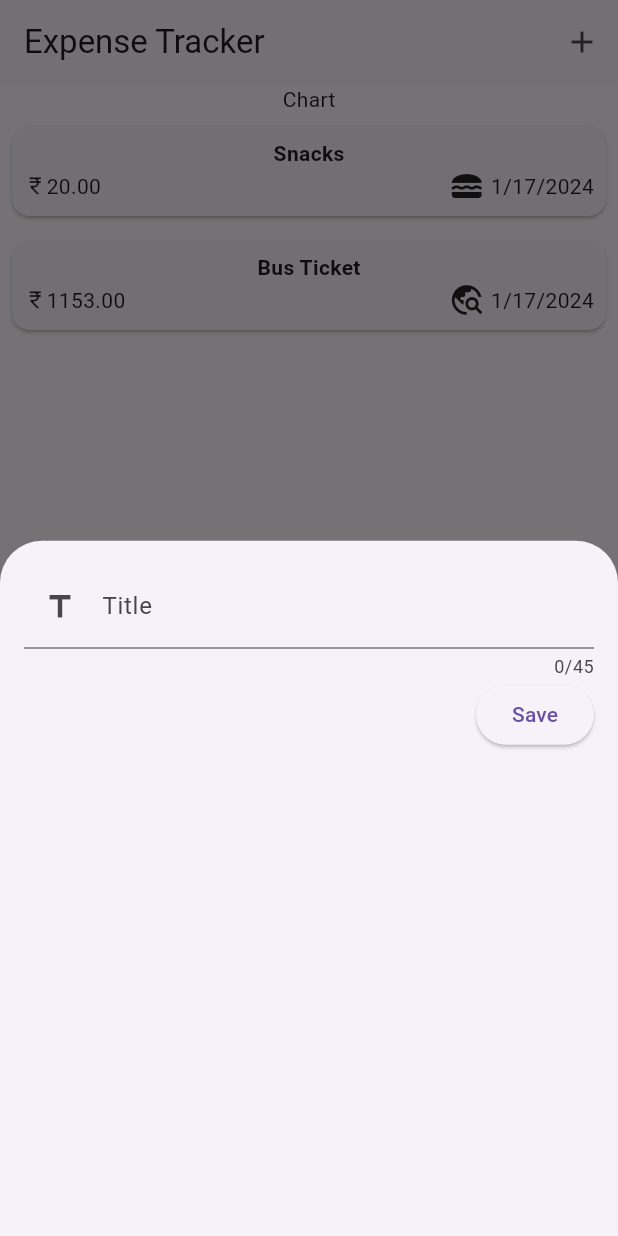
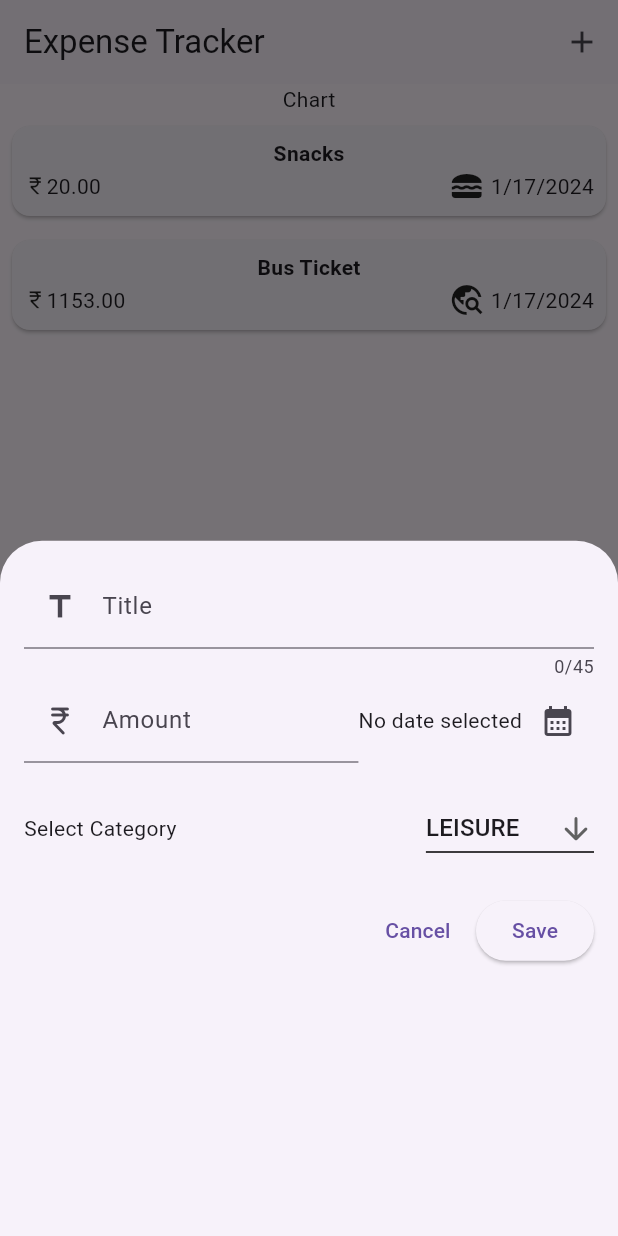
Before and after one commit to KISHORE-KUMAR-S/Expenses-App, a Flutter app: the screen it shows after launch, after a tap on the "add" icon, on a phone screen of 412 x 824 dp. Run offline on Flutter 3.47's test engine with Material 3 defaults, Android fonts, the phone set to English and light mode, and no system bars.

Commit message:
Update 2

```diff
--- a/lib/widgets/expenses.dart
+++ b/lib/widgets/expenses.dart
@@ -32,7 +32,7 @@ class _ExpensesState extends State<StatefulWidget> {
       builder: (builderontext) => Container(
         width: double.infinity,
         padding: const EdgeInsets.all(16.0),
-        child: NewExpense(),
+        child: const NewExpense(),
       ),
     );
   }
--- a/lib/widgets/new_expenses.dart
+++ b/lib/widgets/new_expenses.dart
@@ -1,3 +1,4 @@
+import 'package:expense_app/models/expense.dart';
 import 'package:flutter/material.dart';
 
 class NewExpense extends StatefulWidget {
@@ -10,21 +11,123 @@ class NewExpense extends StatefulWidget {
 }
 
 class _NewExpenseState extends State<StatefulWidget> {
+  final _titleController = TextEditingController();
+  final _amountController = TextEditingController();
+
+  DateTime? selectedDate;
+
+  Category _selectedCategory = Category.leisure;
+
+  @override
+  void dispose() {
+    super.dispose();
+    _titleController.dispose();
+    _amountController.dispose();
+  }
+
+  void _presentDatePicker() async {
+    final pickedDate = await showDatePicker(
+      context: context,
+      initialDate: DateTime.now(),
+      firstDate: DateTime(1752),
+      lastDate: DateTime.now(),
+      switchToInputEntryModeIcon: const Icon(Icons.edit_calendar_sharp),
+    );
+
+    setState(() {
+      selectedDate = pickedDate!;
+    });
+  }
+
   @override
   Widget build(BuildContext context) {
     return ListView(
       children: [
-        const TextField(
+        TextField(
+          controller: _titleController,
           maxLength: 45,
           keyboardType: TextInputType.text,
-          decoration: InputDecoration(
+          decoration: const InputDecoration(
             labelText: 'Title',
             prefixIcon: Icon(Icons.title),
           ),
         ),
         Row(
           children: [
+            Expanded(
+              child: TextField(
+                controller: _amountController,
+                keyboardType: TextInputType.number,
+                decoration: const InputDecoration(
+                  labelText: 'Amount',
+                  prefixIcon: Icon(Icons.currency_rupee_rounded),
+                ),
+              ),
+            ),
+            Row(
+              children: [
+                Text(selectedDate == null
+                    ? 'No date selected'
+                    : formatter.format(selectedDate!)),
+                IconButton(
+                  onPressed: _presentDatePicker,
+                  icon: const Icon(Icons.calendar_month),
+                ),
+              ],
+            ),
+          ],
+        ),
+        const SizedBox(
+          height: 20,
+        ),
+        Row(
+          children: [
+            const Text('Select Category'),
             const Spacer(),
+            DropdownButton(
+              value: _selectedCategory,
+              icon: const Icon(Icons.arrow_downward_rounded),
+              elevation: 0,
+              underline: Container(
+                color: Colors.black,
+                height: 1,
+              ),
+              items: Category.values
+                  .map(
+                    (category) => DropdownMenuItem(
+                      value: category,
+                      child: Text(
+                        category.name.toUpperCase(),
+                      ),
+                    ),
+                  )
+                  .toList(),
+              onChanged: (value) {
+                if (value == null) {
+                  return;
+                }
+                setState(() {
+                  _selectedCategory = value;
+                });
+              },
+            ),
+          ],
+        ),
+        const SizedBox(
+          height: 20,
+        ),
+        Row(
+          children: [
+            const Spacer(),
+            TextButton(
+              onPressed: () {
+                Navigator.pop(context);
+              },
+              child: const Text('Cancel'),
+            ),
+            const SizedBox(
+              width: 5.0,
+            ),
             ElevatedButton(
               onPressed: () {},
               child: const Text('Save'),
```
